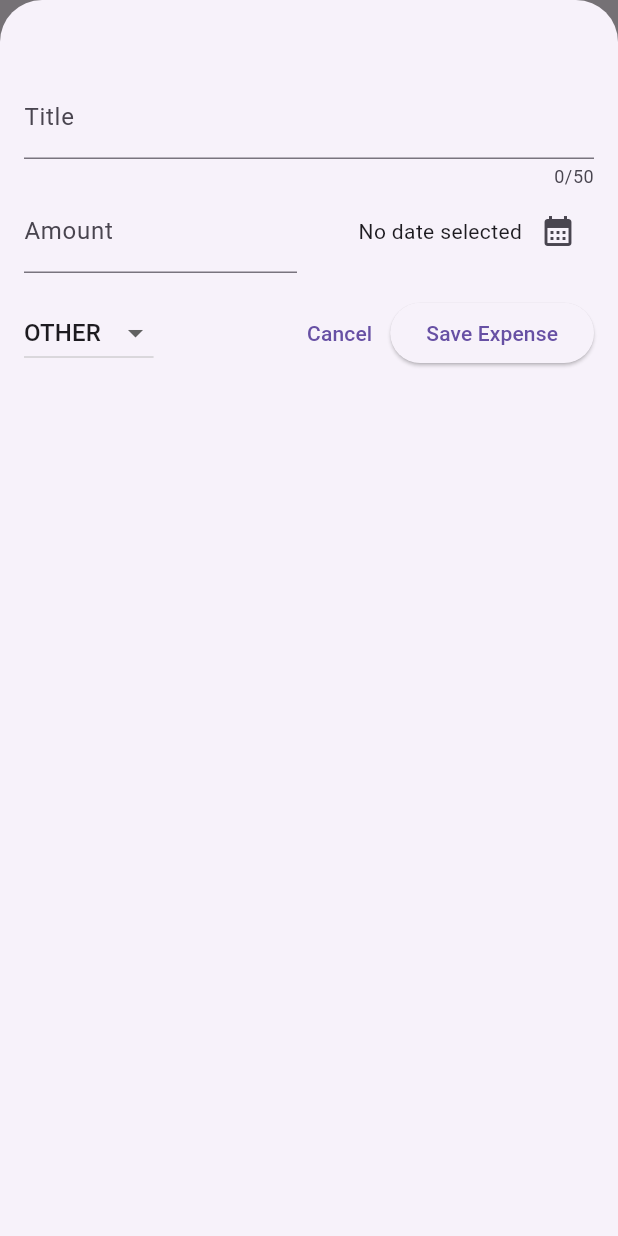
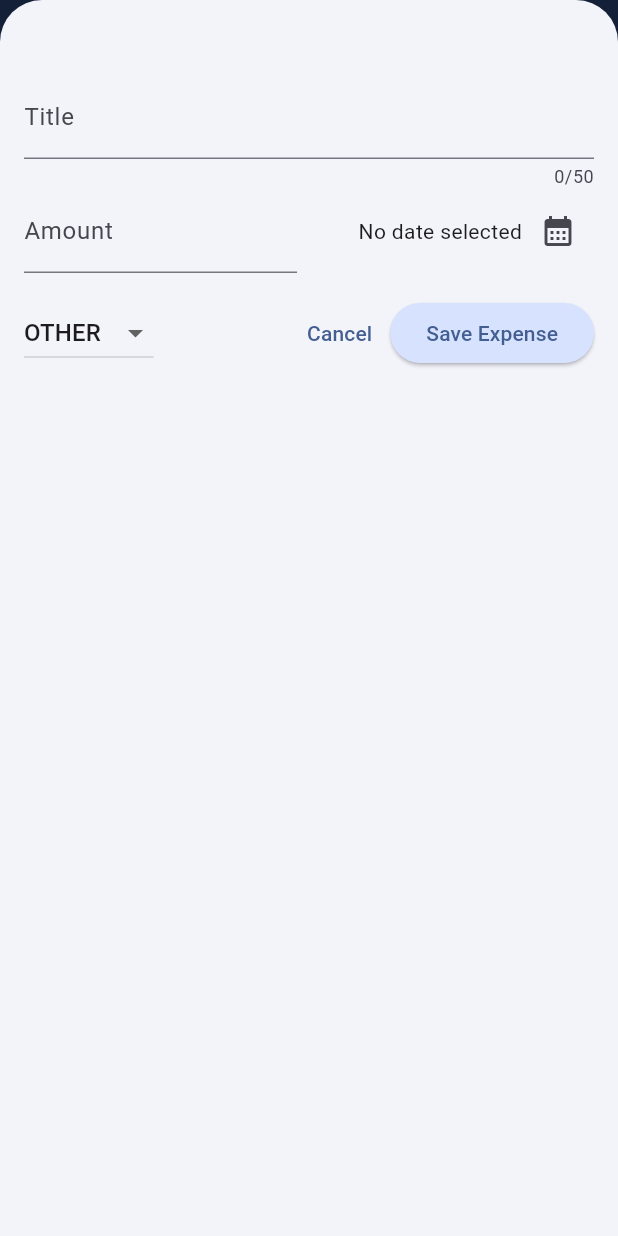
Before and after one commit to YCCNX/expense_tracker, a Flutter app: the screen it shows after launch, after a tap on the "add" icon, on a phone screen of 412 x 824 dp. Run offline on Flutter 3.47's test engine with Material 3 defaults, Android fonts, the phone set to English and light mode, and no system bars.

Commit message:
Theme setup (first)

```diff
--- a/lib/main.dart
+++ b/lib/main.dart
@@ -1,8 +1,48 @@
 import 'package:flutter/material.dart';
 import 'package:expense_tracker/widgets/expenses.dart';
 
+var kColorScheme = ColorScheme.fromSeed(
+  seedColor: const Color.fromARGB(255, 6, 54, 114),
+);
+
+var kDarkColorScheme = ColorScheme.fromSeed(
+  brightness: Brightness.dark,
+  seedColor: const Color.fromARGB(255, 5, 99, 125),
+);
+
 void main() {
   runApp(
-    const MaterialApp(home: Expenses()),
+    MaterialApp(
+      darkTheme: ThemeData.dark().copyWith(
+        colorScheme: kDarkColorScheme,
+        cardTheme: const CardTheme().copyWith(
+          color: kDarkColorScheme.secondaryContainer,
+          margin: const EdgeInsets.symmetric(
+            horizontal: 16,
+            vertical: 8,
+          ),
+        ),
+      ),
+      theme: ThemeData().copyWith(
+        colorScheme: kColorScheme,
+        appBarTheme: const AppBarTheme().copyWith(
+          backgroundColor: kColorScheme.onPrimaryContainer,
+          foregroundColor: kColorScheme.primaryContainer,
+        ),
+        cardTheme: const CardTheme().copyWith(
+          color: kColorScheme.secondaryContainer,
+          margin: const EdgeInsets.symmetric(
+            horizontal: 16,
+            vertical: 8,
+          ),
+        ),
+        elevatedButtonTheme: ElevatedButtonThemeData(
+          style: ElevatedButton.styleFrom(
+            backgroundColor: kColorScheme.primaryContainer,
+          ),
+        ),
+      ),
+      home: const Expenses(),
+    ),
   );
 }
--- a/lib/widgets/expenses.dart
+++ b/lib/widgets/expenses.dart
@@ -13,13 +13,13 @@ class Expenses extends StatefulWidget {
 class _ExpensesState extends State<Expenses> {
   final List<Expense> _registeredExpenses = [
     Expense(
-      title: 'Flutter Course',
+      title: 'Flutter Course (Dummy)',
       amount: 19.99,
       date: DateTime.now(),
       category: Category.work,
     ),
     Expense(
-      title: 'Cinema',
+      title: 'Cinema (Dummy)',
       amount: 10.59,
       date: DateTime.now(),
       category: Category.leisure,
--- a/lib/widgets/expenses_list/expense_item.dart
+++ b/lib/widgets/expenses_list/expense_item.dart
@@ -15,8 +15,12 @@ class ExpenseItem extends StatelessWidget {
           vertical: 16,
         ),
         child: Column(
+          crossAxisAlignment: CrossAxisAlignment.start,
           children: [
-            Text(expense.title),
+            Text(
+              expense.title,
+              style: const TextStyle(fontWeight: FontWeight.bold),
+            ),
             const SizedBox(
               height: 4,
             ),
--- a/lib/widgets/expenses_list/expenses_list.dart
+++ b/lib/widgets/expenses_list/expenses_list.dart
@@ -15,6 +15,12 @@ class ExpensesList extends StatelessWidget {
       itemCount: expenses.length,
       itemBuilder: (context, index) => Dismissible(
         key: ValueKey(expenses[index]),
+        background: Container(
+          color: Theme.of(context).colorScheme.error.withOpacity(0.75),
+          margin: EdgeInsets.symmetric(
+            horizontal: Theme.of(context).cardTheme.margin!.horizontal,
+          ),
+        ),
         onDismissed: (direction) {
           onRemoveExpense(expenses[index]);
         },
```
